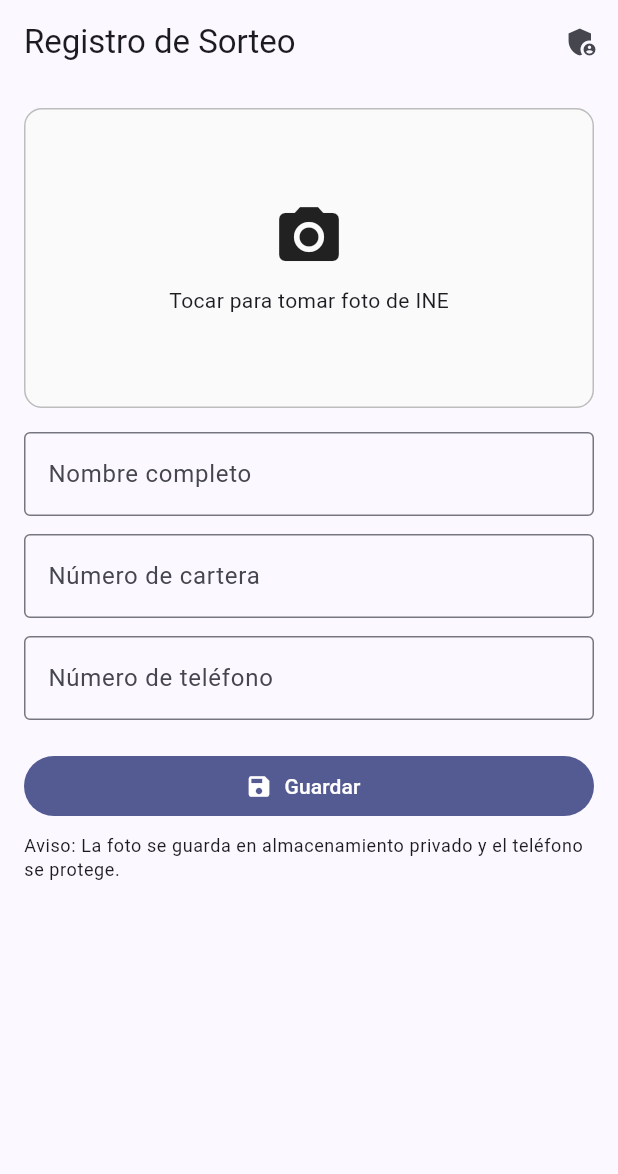
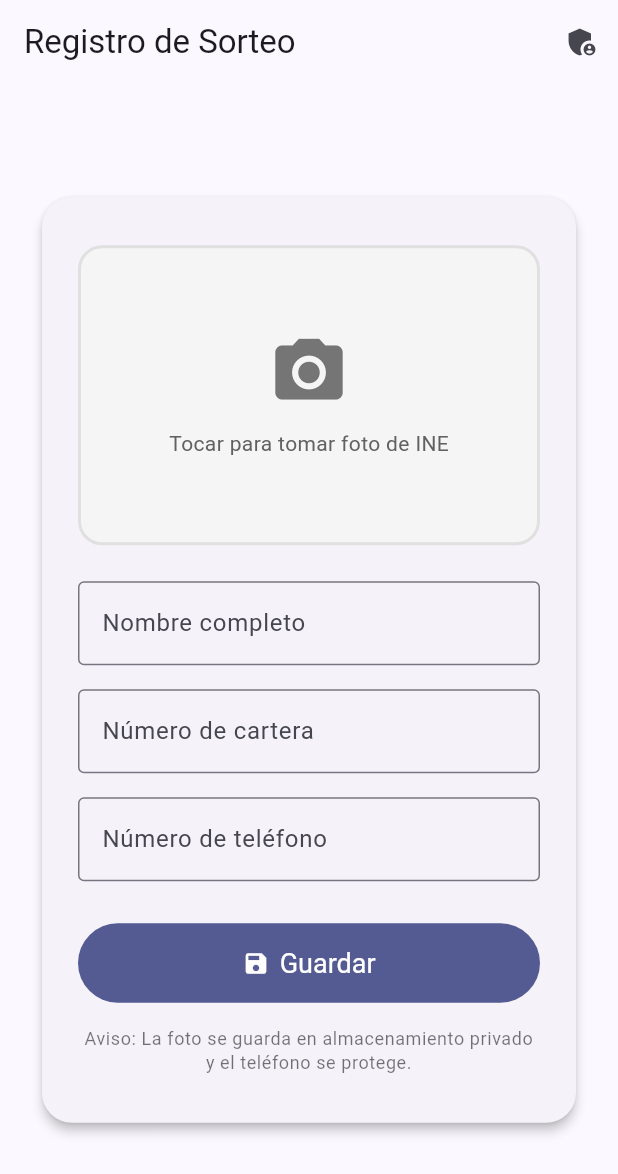
Before and after one commit to sergiobytes/sorteos_flutter_app, a Flutter app: the screen it shows after launch, on a phone screen of 412 x 824 dp. Shown: the top 1174 px of the screen. Run offline on Flutter 3.47's test engine with Material 3 defaults, Android fonts, the phone set to English and light mode, and no system bars; our stand-ins replace dio, firebase_auth, firebase_core, flutter_dotenv, image_picker, share_plus; accounts and stored records are empty.

Commit message:
Refactor HomePage layout for improved UI and user experience; enhance photo upload section and form styling

```diff
--- a/lib/pages/home_page.dart
+++ b/lib/pages/home_page.dart
@@ -105,69 +105,79 @@ class _HomePageState extends State<HomePage> {
           ),
         ],
       ),
-      body: SafeArea(
+      body: GestureDetector(
+        behavior: HitTestBehavior.translucent,
+        onTap: () => FocusScope.of(context).unfocus(),
+        child: Center(
+          child: SingleChildScrollView(
+            padding: const EdgeInsets.all(24),
+            child: Card(
+              elevation: 3,
+              shape: RoundedRectangleBorder(borderRadius: BorderRadius.circular(20)),
+              child: Padding(
+                padding: const EdgeInsets.symmetric(vertical: 32, horizontal: 24),
                 child: Form(
                   key: _form,
-          child: ListView(
-            padding: const EdgeInsets.all(16),
+                  child: Column(
+                    mainAxisSize: MainAxisSize.min,
+                    crossAxisAlignment: CrossAxisAlignment.center,
                     children: [
                       GestureDetector(
                         onTap: _takePhoto,
                         child: Container(
                           height: 200,
+                          width: double.infinity,
                           alignment: Alignment.center,
                           decoration: BoxDecoration(
-                    border: Border.all(color: Colors.grey.shade400),
-                    borderRadius: BorderRadius.circular(12),
-                    color: Colors.grey.shade50,
+                            border: Border.all(color: Colors.grey.shade300, width: 2),
+                            borderRadius: BorderRadius.circular(16),
+                            color: Colors.grey.shade100,
                           ),
-                  child:
-                      _photo == null
-                          ? const Column(
+                          child: _photo == null
+                              ? Column(
                                   mainAxisAlignment: MainAxisAlignment.center,
                                   children: [
-                              Icon(Icons.camera_alt, size: 48),
-                              SizedBox(height: 8),
-                              Text('Tocar para tomar foto de INE'),
+                                    Icon(Icons.camera_alt, size: 54, color: Colors.grey.shade600),
+                                    const SizedBox(height: 10),
+                                    Text('Tocar para tomar foto de INE', style: TextStyle(color: Colors.grey.shade700)),
                                   ],
                                 )
                               : ClipRRect(
-                            borderRadius: BorderRadius.circular(12),
+                                  borderRadius: BorderRadius.circular(14),
                                   child: Image.file(
                                     _photo!,
                                     fit: BoxFit.cover,
                                     width: double.infinity,
+                                    height: 200,
                                   ),
                                 ),
                         ),
                       ),
-              const SizedBox(height: 16),
+                      const SizedBox(height: 24),
                       TextFormField(
                         controller: _nameCtrl,
                         decoration: _dec('Nombre completo'),
-                validator:
-                    (v) => (v == null || v.trim().isEmpty) ? 'Requerido' : null,
+                        validator: (v) => (v == null || v.trim().isEmpty) ? 'Requerido' : null,
                       ),
-              const SizedBox(height: 12),
+                      const SizedBox(height: 16),
                       TextFormField(
                         controller: _walletCtrl,
                         decoration: _dec('Número de cartera'),
-                validator:
-                    (v) => (v == null || v.trim().isEmpty) ? 'Requerido' : null,
+                        validator: (v) => (v == null || v.trim().isEmpty) ? 'Requerido' : null,
                       ),
-              const SizedBox(height: 12),
+                      const SizedBox(height: 16),
                       TextFormField(
                         controller: _phoneCtrl,
                         keyboardType: TextInputType.phone,
                         decoration: _dec('Número de teléfono'),
-                validator:
-                    (v) => (v == null || v.trim().isEmpty) ? 'Requerido' : null,
+                        validator: (v) => (v == null || v.trim().isEmpty) ? 'Requerido' : null,
                       ),
-              const SizedBox(height: 20),
-              FilledButton.icon(
+                      const SizedBox(height: 28),
+                      SizedBox(
+                        width: double.infinity,
+                        child: FilledButton.icon(
                           onPressed: _loading ? null : _submit,
-                icon:
-                    _loading
+                          icon: _loading
                               ? const SizedBox(
                                   width: 18,
                                   height: 18,
@@ -175,13 +185,23 @@ class _HomePageState extends State<HomePage> {
                                 )
                               : const Icon(Icons.save),
                           label: const Text('Guardar'),
+                          style: FilledButton.styleFrom(
+                            padding: const EdgeInsets.symmetric(vertical: 16),
+                            textStyle: const TextStyle(fontSize: 18),
                           ),
-              const SizedBox(height: 8),
+                        ),
+                      ),
+                      const SizedBox(height: 16),
                       Text(
                         'Aviso: La foto se guarda en almacenamiento privado y el teléfono se protege.',
-                style: Theme.of(context).textTheme.bodySmall,
+                        style: Theme.of(context).textTheme.bodySmall?.copyWith(color: Colors.black54),
+                        textAlign: TextAlign.center,
                       ),
                     ],
+                  ),
+                ),
+              ),
+            ),
           ),
         ),
       ),
```
Lines whose indentation alone changed are shown as unchanged.
